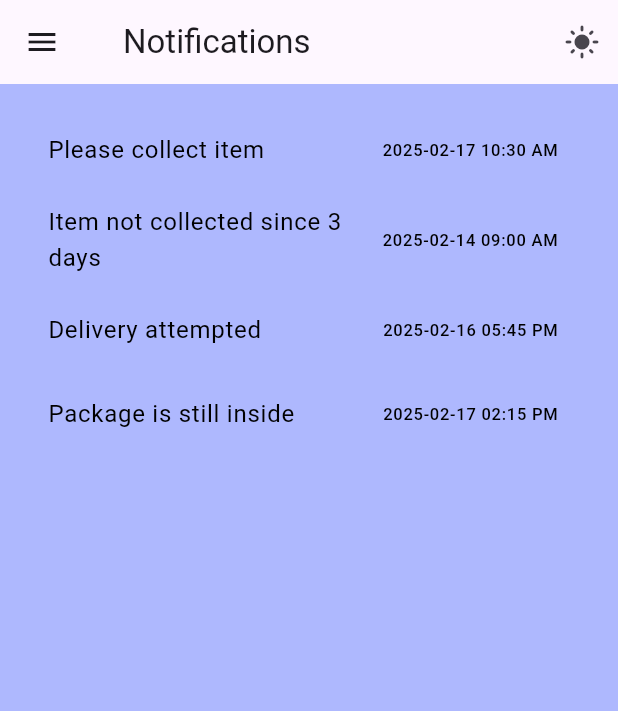
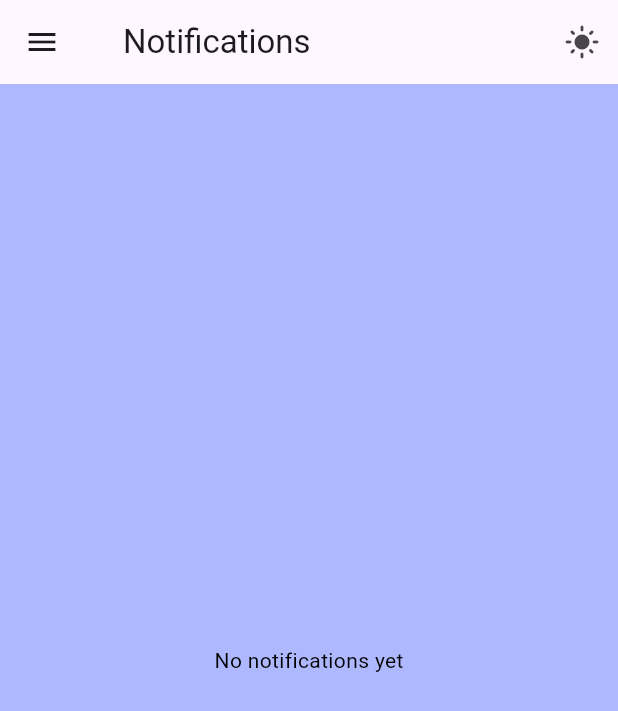
Before and after one commit to programmer-ag/Smart-Delivery-Collection-System_PBL_SEM4, a Flutter app: the NotificationsPage screen opened directly, on a phone screen of 412 x 824 dp. Shown: the top 711 px of the screen. Run offline on Flutter 3.47's test engine with Material 3 defaults, Android fonts, the light colour scheme and no system bars; our stand-ins replace flutter_dotenv, webview_flutter; missing offline and left inert: mqtt_client.

Commit message:
Updating the cloud code

```diff
--- a/smart_delivery/lib/Services/mqtt_services.dart
+++ b/smart_delivery/lib/Services/mqtt_services.dart
@@ -225,6 +225,10 @@ Future<SecurityContext> loadSecurityContext() async {
       if (client.connectionStatus!.state == MqttConnectionState.connected) {
         print('Connected to HiveMQ Cloud!');
         isConnected = true;
+        _instance.subscibe('Ultrasonic_data');
+        _instance.subscibe('servo_stat');
+        _instance.subscibe('MagCon_data');
+        _instance.subscibe('notifications');
         // client.subscribe('Ultrasonic_data', MqttQos.atMostOnce);
       } else {
         print('Failed to connect: ${client.connectionStatus}');
@@ -246,6 +250,10 @@ Future<SecurityContext> loadSecurityContext() async {
 
   void _onConnected() {
     print('MQTT Connected');
+    // _instance.subscibe('Ultrasonic_data');
+    // _instance.subscibe('servo_stat');
+    // _instance.subscibe('MagCon_data');
+    // _instance.subscibe('notifications');
   }
 
   void _onDisconnected() {
@@ -282,7 +290,7 @@ Future<SecurityContext> loadSecurityContext() async {
     }
     else
     {
-      print("MQTT not Connected");
+      print("MQTT not Connected subcribe");
     }
   }
 
--- a/smart_delivery/lib/notification.dart
+++ b/smart_delivery/lib/notification.dart
@@ -1,8 +1,11 @@
 import 'package:flutter/material.dart';
+import 'dart:async';
+import 'package:mqtt_client/mqtt_client.dart';
 import 'profile.dart';
 import 'dashboard.dart';
 // import 'history.dart';
 import 'main.dart';
+// import './Services/mqtt_services.dart';
 
 class NotificationsPage extends StatefulWidget {
   // const DashboardUI({super.key, required this.title});
@@ -19,6 +22,37 @@ class _NotificationsPageState extends State<NotificationsPage> {
   bool isDarkMode = false;
   Color backgroundColor = Color(0xFFAEB8FE);
   Color textColor = Color(0xFf000000);
+
+  // MqttService newclient = MqttService();
+
+  List<Map<String, String>> notifications = []; // to store the notifications
+
+  @override
+  void initState() {
+    super.initState();
+    // addNotifications();
+  }
+
+//     void addNotifications() {
+//       Timer.periodic(Duration(seconds:5), (timer) {
+//       newclient.subscibe('notifications');
+//       newclient.client.updates!.listen((List<MqttReceivedMessage<MqttMessage>>? messages) {
+//       final MqttPublishMessage recMessage = messages![0].payload as MqttPublishMessage;
+//       String message = MqttPublishPayload.bytesToStringAsString(recMessage.payload.message);
+//       String topics = messages![0].topic;
+//       print('Received message: $message from topic: $topics');
+//       if(messages!=null){
+//         setState(() {
+//         notifications.insert(0,{
+//           "message": message,
+//           "timestamp": DateTime.now().toString().substring(0, 16) // Format timestamp
+//         });
+//       });
+//       }
+//       });
+
+//   });
+// }
 
   @override
   Widget build(BuildContext context) {
@@ -99,25 +133,43 @@ class _NotificationsPageState extends State<NotificationsPage> {
         ),
       ),
       backgroundColor: backgroundColor,
-      body: ListView(
-        padding: const EdgeInsets.all(16.0),
+      // body: ListView(
+      //   padding: const EdgeInsets.all(16.0),
+      //   children: [
+      //     ListTile(
+      //       title: Text("Please collect item", style: TextStyle(color: textColor),),
+      //       trailing: Text("2025-02-17 10:30 AM", style: TextStyle(color: textColor),),
+      //     ),
+      //     ListTile(
+      //       title: Text("Item not collected since 3 days", style: TextStyle(color: textColor),),
+      //       trailing: Text("2025-02-14 09:00 AM", style: TextStyle(color: textColor),),
+      //     ),
+      //     ListTile(
+      //       title: Text("Delivery attempted", style: TextStyle(color: textColor),),
+      //       trailing: Text("2025-02-16 05:45 PM", style: TextStyle(color: textColor),),
+      //     ),
+      //     ListTile(
+      //       title: Text("Package is still inside", style: TextStyle(color: textColor),),
+      //       trailing: Text("2025-02-17 02:15 PM", style: TextStyle(color: textColor),),
+      //     ),
+      //   ],
+      // ),
+      body: Column(
         children: [
-          ListTile(
-            title: Text("Please collect item", style: TextStyle(color: textColor),),
-            trailing: Text("2025-02-17 10:30 AM", style: TextStyle(color: textColor),),
-          ),
-          ListTile(
-            title: Text("Item not collected since 3 days", style: TextStyle(color: textColor),),
-            trailing: Text("2025-02-14 09:00 AM", style: TextStyle(color: textColor),),
-          ),
-          ListTile(
-            title: Text("Delivery attempted", style: TextStyle(color: textColor),),
-            trailing: Text("2025-02-16 05:45 PM", style: TextStyle(color: textColor),),
-          ),
-          ListTile(
-            title: Text("Package is still inside", style: TextStyle(color: textColor),),
-            trailing: Text("2025-02-17 02:15 PM", style: TextStyle(color: textColor),),
-          ),
+          Expanded(child:
+          notifications.isEmpty
+          ? Center(child: Text("No notifications yet", style: TextStyle(color: textColor)))
+          : ListView.builder(
+              padding: const EdgeInsets.all(16.0),
+              itemCount: notifications.length,
+              itemBuilder: (context, index) {
+                return ListTile(
+                  title: Text(notifications[index]["message"]!, style: TextStyle(color: textColor)),
+                  trailing: Text(notifications[index]["timestamp"]!, style: TextStyle(color: textColor)),
+                );
+              },
+            ),),
+            // ElevatedButton(onPressed: addNotifications, child: Text("Add notifications", style: TextStyle(color: textColor))),
         ],
       ),
     );
```
Also changed, not shown: smart_delivery/lib/dashboard.dart (+49 -31 lines).
